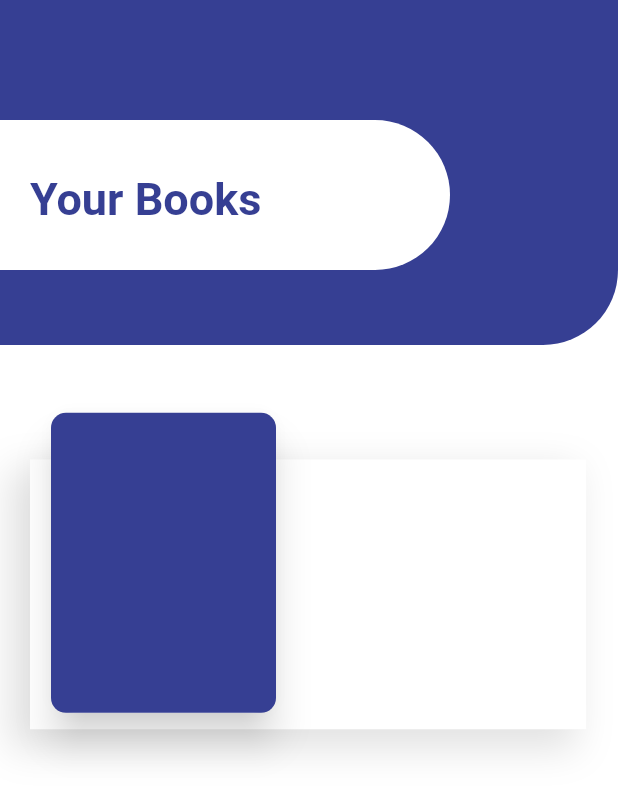
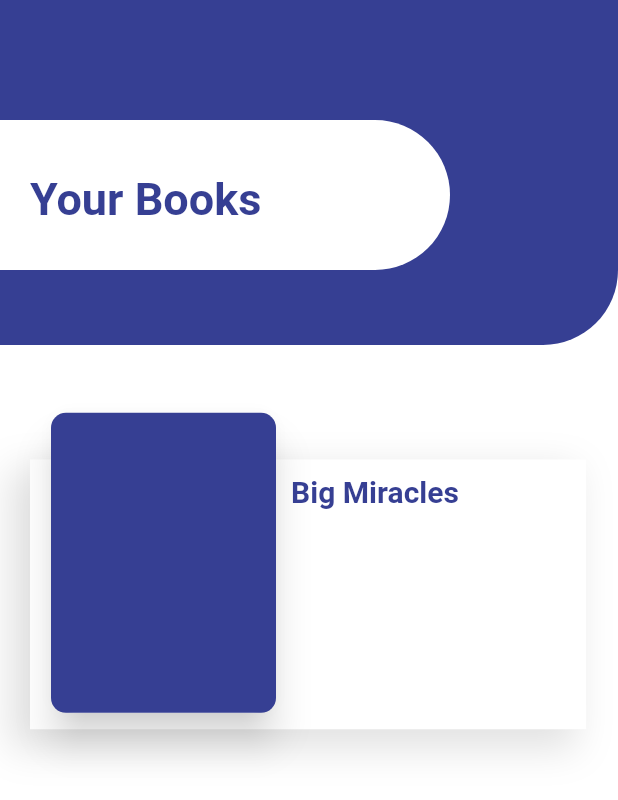
Before and after one commit to lucasoliveirasouza/card-ui, a Flutter app: the screen it shows after launch, on a phone screen of 412 x 824 dp. Shown: the top 800 px of the screen. Run offline on Flutter 3.47's test engine with Material 2 defaults, Android fonts, the phone set to English and light mode, and no system bars.

Commit message:
Criando componentes

```diff
--- a/lib/components/card_image.dart
+++ b/lib/components/card_image.dart
@@ -59,6 +59,26 @@ class _CardImageState extends State<CardImage> {
                 ),
               ),
             ),
+          ),
+          Positioned(
+            top: 45,
+            left: 160,
+            child: Container(
+              height: 150,
+              width: 180,
+              child: Column(
+                children: [
+                  Text(
+                    "Big Miracles",
+                    style: TextStyle(
+                      fontSize: 20,
+                      color: defaultColor,
+                      fontWeight: FontWeight.bold,
+                    ),
+                  ),
+                ],
+              ),
+            ),
           )
         ],
       ),
```
